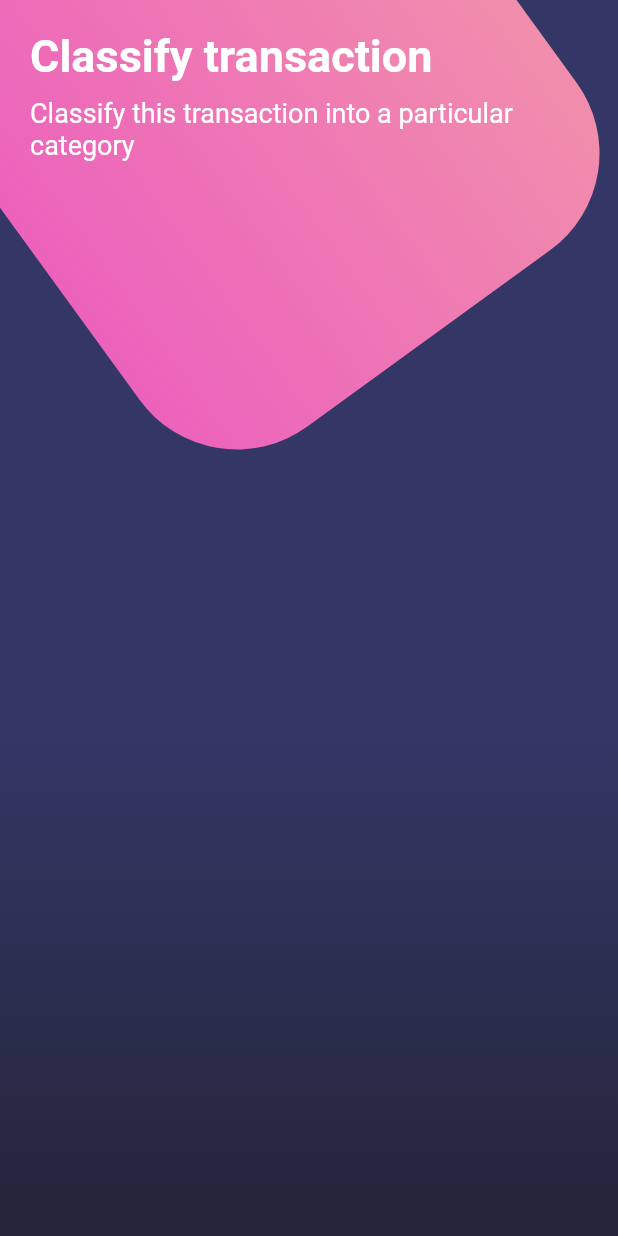
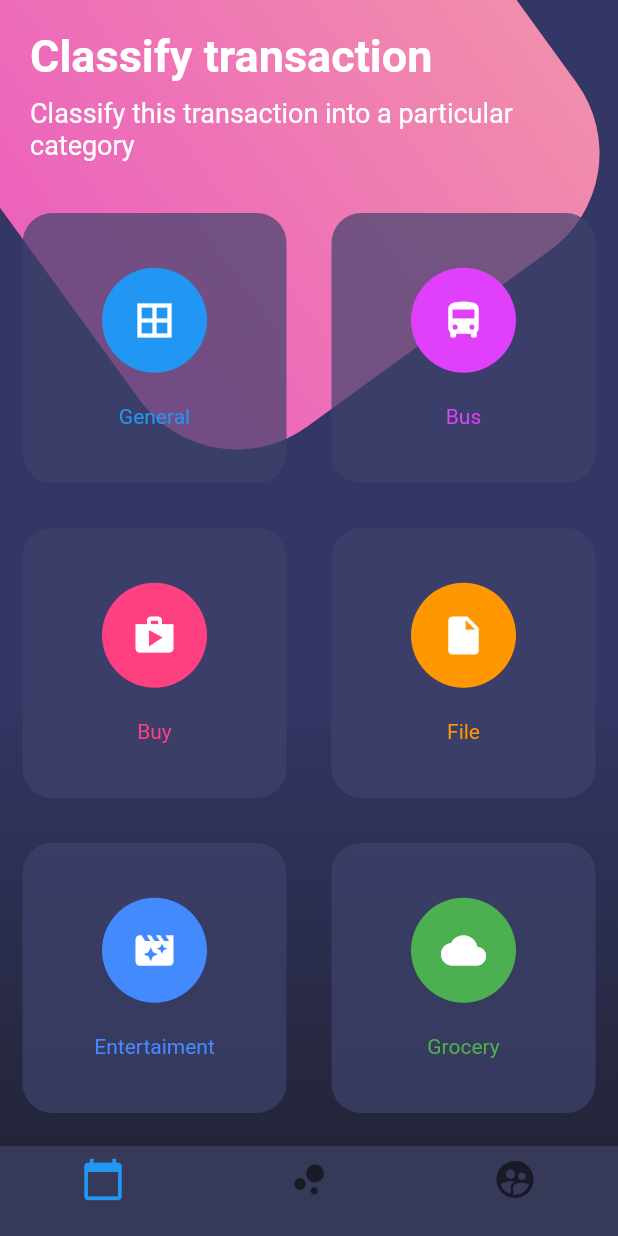
Before and after one commit to riclara/flutter_designs, a Flutter app: the GridButtons screen opened directly, on a phone screen of 412 x 824 dp. Run offline on Flutter 3.47's test engine with Material 2 defaults, Android fonts, the phone set to English and light mode, and no system bars; network calls fail.

Commit message:
show all templates

```diff
--- a/lib/main.dart
+++ b/lib/main.dart
@@ -10,18 +10,19 @@ class MyApp extends StatelessWidget {
   @override
   Widget build(BuildContext context) {
     SystemChrome.setSystemUIOverlayStyle(SystemUiOverlayStyle.light.copyWith(
-      // statusBarColor: Colors.black,
-      statusBarBrightness: Brightness.light
+      statusBarColor: Colors.transparent
     ));
     return MaterialApp(
       debugShowCheckedModeBanner: false,
       title: 'Designs',
-      initialRoute: 'grid',
-      routes: {
-        'basic': (BuildContext context) => BasicPage(),
-        'scroll': (BuildContext context) => ScrollPage(),
-        'grid': (BuildContext context) => GridButtons(),
-      },
+
+      home: PageView(
+        children: <Widget>[
+          BasicPage(),
+          ScrollPage(),
+          GridButtons()
+        ],
+      ),
     );
   }
 }
--- a/lib/src/pages/grid_buttons.dart
+++ b/lib/src/pages/grid_buttons.dart
@@ -1,4 +1,5 @@
 import 'dart:math';
+import 'dart:ui';
 import 'package:flutter/material.dart';
 
 class GridButtons extends StatelessWidget {
@@ -13,12 +14,14 @@ class GridButtons extends StatelessWidget {
           SingleChildScrollView(
             child: Column(
               children: <Widget>[
-                _titles()
+                _titles(),
+                _buttonsGrid()
               ],
             ),
           )
         ],
-      )
+      ),
+      bottomNavigationBar: _bottomNavigationBar(context),
     );
   }
 
@@ -84,5 +87,87 @@ class GridButtons extends StatelessWidget {
     );
   }
 
+  Widget _bottomNavigationBar(BuildContext context) {
+    return new Theme(
+      data: Theme.of(context).copyWith(
+        canvasColor: Color.fromRGBO(55, 57, 88, 1.0),
+        primaryColor: Colors.pinkAccent,
+        textTheme: Theme.of(context)
+          .textTheme.copyWith(caption: TextStyle(color: Color.fromRGBO(116, 117, 152, 1.0)))
+      ),
+      child: BottomNavigationBar(
+        items: <BottomNavigationBarItem>[
+          BottomNavigationBarItem(
+            title: Container(),
+            icon: Icon(Icons.calendar_today, size: 30.0)
+          ),
+          BottomNavigationBarItem(
+            title: Container(),
+            icon: Icon(Icons.bubble_chart, size: 30.0)
+          ),
+          BottomNavigationBarItem(
+            title: Container(),
+            icon: Icon(Icons.supervised_user_circle, size: 30.0)
+          )
+        ],
+      ),
+    );
+  }
 
+  Widget _buttonsGrid () {
+    return Table(
+      children: <TableRow>[
+        TableRow(
+          children: [
+            _buildButtonGrid(Colors.blue, Icons.border_all, 'General'),
+            _buildButtonGrid(Colors.purpleAccent, Icons.directions_bus, 'Bus'),
+          ]
+        ),
+        TableRow(
+          children: [
+            _buildButtonGrid(Colors.pinkAccent, Icons.shop, 'Buy'),
+            _buildButtonGrid(Colors.orange, Icons.insert_drive_file, 'File'),
+          ]
+        ),
+        TableRow(
+          children: [
+            _buildButtonGrid(Colors.blueAccent, Icons.movie_filter, 'Entertaiment'),
+            _buildButtonGrid(Colors.green, Icons.cloud, 'Grocery'),
+          ]
+        ),
+        TableRow(
+          children: [
+            _buildButtonGrid(Colors.red, Icons.collections, 'Photos'),
+            _buildButtonGrid(Colors.teal, Icons.help_outline, 'Help'),
+          ]
+        )
+      ],
+    );
+  }
+
+  Widget _buildButtonGrid (Color color, IconData icon, String txt) {
+    return ClipRect(
+      child: Container(
+        height: 180.0,
+        margin: EdgeInsets.all(15.0),
+        decoration: BoxDecoration(
+          color: Color.fromRGBO(62, 66, 107, 0.7),
+          borderRadius: BorderRadius.circular(20.0)
+        ),
+        child: Column(
+          mainAxisAlignment: MainAxisAlignment.spaceAround,
+          children: <Widget>[
+            SizedBox(height: 5.0,),
+            CircleAvatar(
+              backgroundColor: color,
+              radius: 35.0,
+              child: Icon(icon, color: Colors.white, size: 30.0,),
+            ),
+            Text(txt, style: TextStyle(color: color)),
+            SizedBox(height: 5.0,)
+          ],
+        ),
+      ),
+    );
+  }
 }
```
